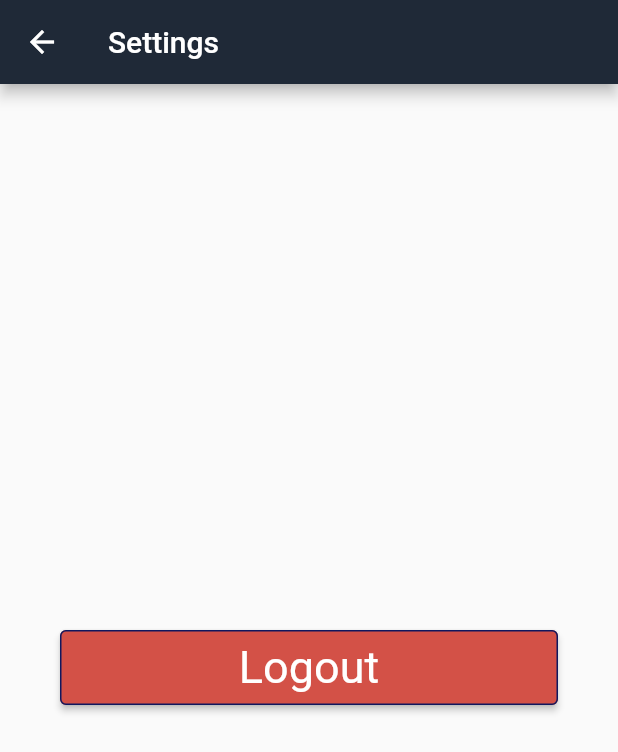
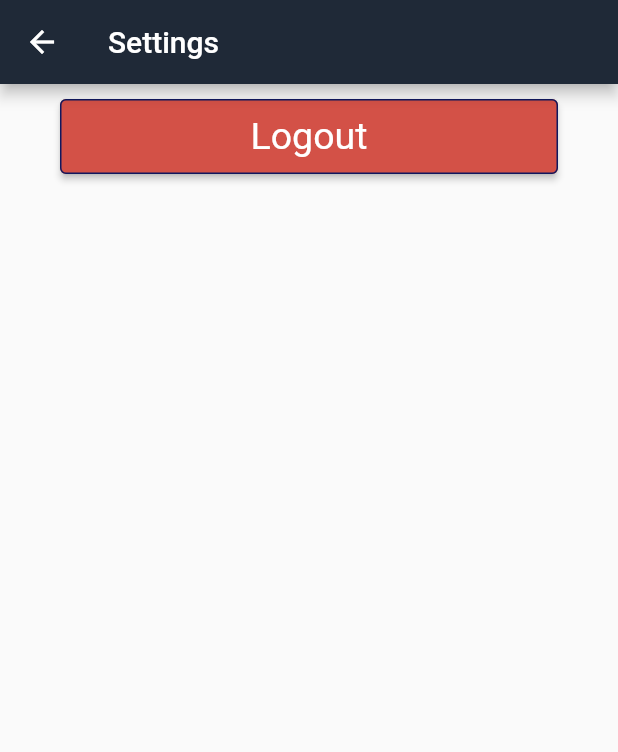
Before and after one commit to jonathandieu/hbchess-mobile, a Flutter app: the Settings screen opened directly, on a phone screen of 412 x 824 dp. Shown: the top 752 px of the screen. Run offline on Flutter 3.47's test engine with Material 2 defaults, Android fonts, the phone set to English and light mode, and no system bars; our stand-ins replace flutter_secure_storage, jwt_decoder; accounts and stored records are empty.

Commit message:
Removed settings page, rearranged navigation

```diff
--- a/lib/routes.dart
+++ b/lib/routes.dart
@@ -17,7 +17,7 @@ class Routes {
   static const String dashboard = '/dashboard';
   static const String rules = '/rules';
   static const String teams = '/teams';
-  static const String settings = '/settings';
+  //static const String settings = '/settings';
   static const String teamsAdd = '/addTeams';
 
   static Map<String, Widget Function(BuildContext)> get getRoutes => {
@@ -28,7 +28,7 @@ class Routes {
     dashboard: (context) => const Dashboard(),
     rules: (context) => const Rules(),
     teams: (context) => const Teams(),
-    settings: (context) => const Settings(),
+    //settings: (context) => const Settings(),
     teamsAdd: (context) => const TeamsAdd(),
   };
 }
--- a/lib/screens/settings.dart
+++ b/lib/screens/settings.dart
@@ -9,19 +9,45 @@ class Settings extends StatefulWidget {
 }
 
 class _SettingsState extends State<Settings> {
+  final TextEditingController _username = TextEditingController();
+  final TextEditingController _oldpass = TextEditingController();
+  final TextEditingController _newpass = TextEditingController();
+
   @override
   Widget build(BuildContext context) {
     return Scaffold(
       appBar: AppBar(
         title: const Text("Settings"),
       ),
-      body: Center(
-        child: Padding(
+      body:
+        Column(
+            children: [
+                // Padding(
+                //   padding: const EdgeInsets.only(left: 40, right: 40, top: 10),
+                //   child: ElevatedButton(
+                //     style: ElevatedButton.styleFrom(
+                //       onPrimary: Colors.black,
+                //       primary: Color.fromARGB(255, 212, 212, 212),
+                //       textStyle: const TextStyle(fontSize: 25),
+                //       minimumSize: const Size.fromHeight(50),
+                //       side: const BorderSide(
+                //         width: 1,
+                //         color: Color.fromARGB(255, 16, 23, 94),
+                //         style: BorderStyle.solid,
+                //       ),
+                //     ),
+                //     onPressed: () {
+                //       //resetField(_username, _oldpass, _newpass);
+                //     },
+                //     child: const Text("Reset Password"),
+                //   ),
+                // ),
+              Padding(
                   padding: const EdgeInsets.only(left: 40, right: 40, top: 10),
                   child: ElevatedButton(
                     style: ElevatedButton.styleFrom(
                       primary: const Color.fromARGB(255, 211, 81, 71),
-                textStyle: const TextStyle(fontSize: 30),
+                      textStyle: const TextStyle(fontSize: 25),
                       minimumSize: const Size.fromHeight(50),
                       side: const BorderSide(
                         width: 1,
@@ -37,8 +63,42 @@ class _SettingsState extends State<Settings> {
                       );
                     },
                     child: const Text("Logout"),
-            )),
+                  ),
+                ),
+            ],
         ),
     );
   }
+
+  // resetField(TextEditingController username, TextEditingController oldPass, TextEditingController newPass)
+  // {
+  //   showDialog(context: context, builder: (context)
+  //   {
+  //     return AlertDialog(
+  //       title: const Text("Reset your password"),
+  //       content: TextField(
+  //         controller: username,
+  //         decoration: InputDecoration(hintText: "Text Field in Dialog"),
+  //       ),
+  //       actions: <Widget>[
+  //         OutlinedButton(
+  //           onPressed: () => Navigator.of(context).pop(),
+  //           child: const Text('Cancel')
+  //         ),
+  //         TextButton(
+  //           onPressed: () {
+
+  //           },
+  //           child: const Text('Save'),
+  //           style: TextButton.styleFrom(
+  //             backgroundColor: const Color.fromARGB(255, 128, 150, 182),
+  //             primary: Colors.white,
+  //           ),
+  //         ),
+  //       ],
+  //     );
+  //   }
+  // );
+  // }
+
 }
```
Also changed, not shown: lib/screens/dashboard.dart (+13 -2 lines), lib/screens/home.dart (+1 -6 lines). Lines whose indentation alone changed are shown as unchanged.
